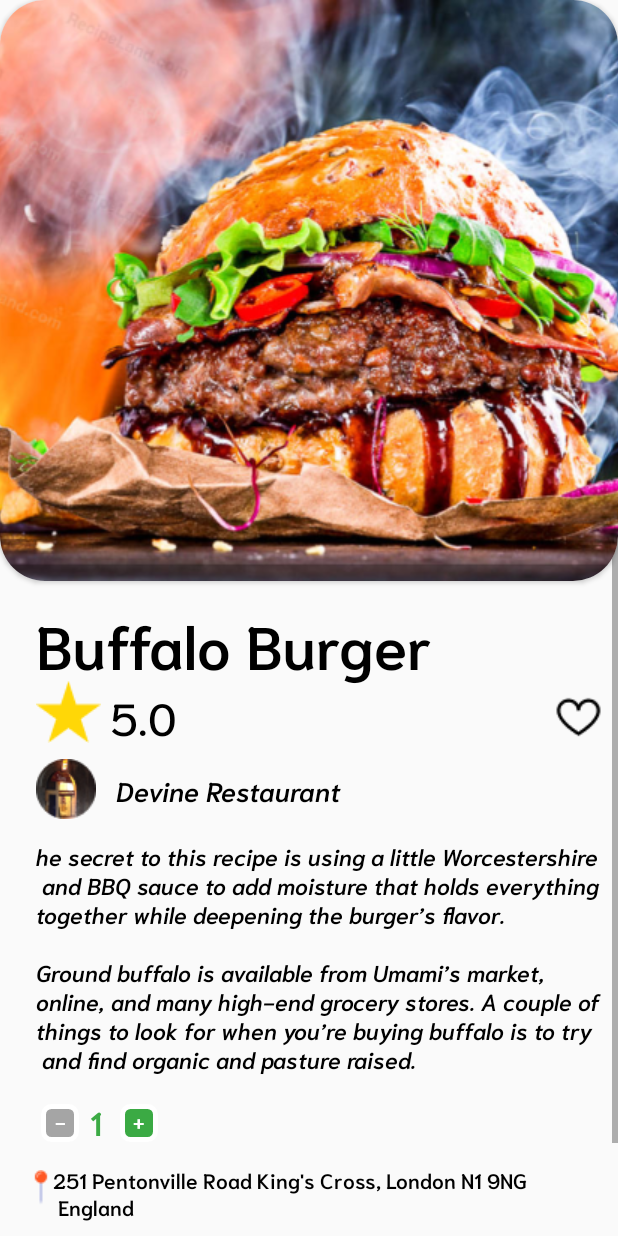
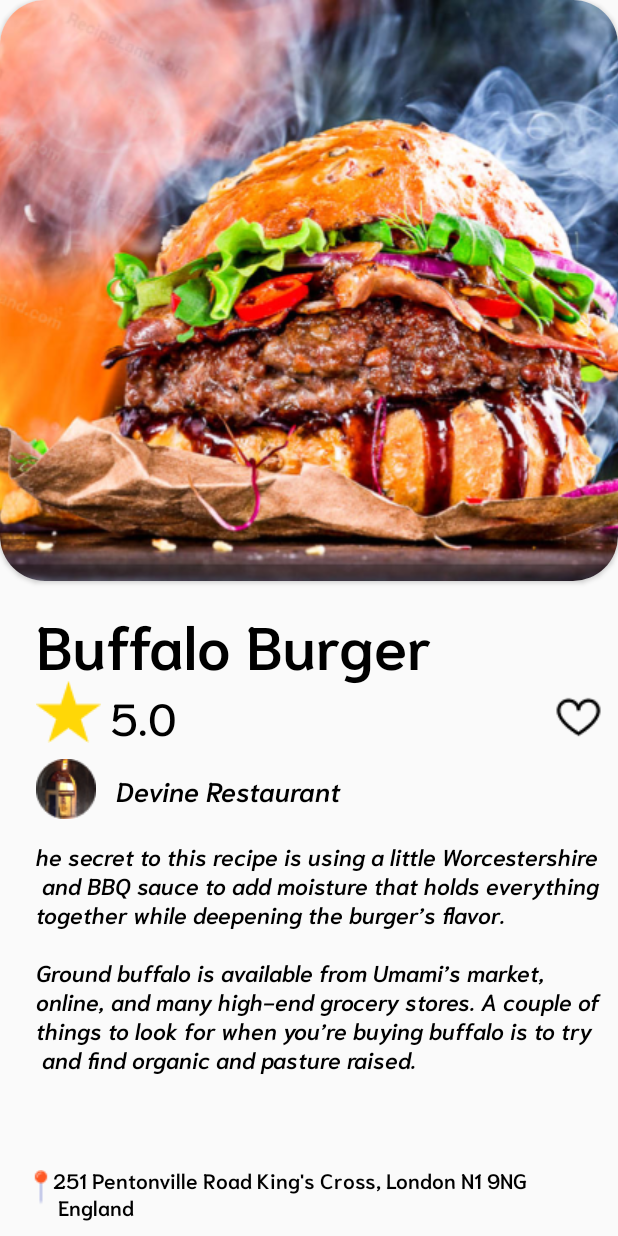
Before and after one commit to baohng/baemax, an Android app: the menu_detail screen opened directly, with no data from a screen before it, on a phone screen of 412 x 824 dp. Run offline under Robolectric (Android 15) with nearby library versions, the phone set to English and light mode, and no system bars.

```diff
--- a/app/src/main/java/ute/application/baemax/activities/Register.java
+++ b/app/src/main/java/ute/application/baemax/activities/Register.java
@@ -52,7 +52,7 @@ public class Register extends AppCompatActivity {
 
 
     public void onLoginClickRegister(View View){
-        startActivity(new Intent(this,Register.class));
+        startActivity(new Intent(this,MainActivity.class));
         overridePendingTransition(R.anim.slide_in_right,R.anim.stay);
 
     }
--- a/app/src/main/res/layout/activity_cart.xml
+++ b/app/src/main/res/layout/activity_cart.xml
@@ -73,17 +73,18 @@
             </LinearLayout>
         </LinearLayout>
     </LinearLayout>
+
     <com.google.android.material.bottomnavigation.BottomNavigationView
         android:id="@+id/bottom_navigator"
         android:layout_width="409dp"
         android:layout_height="56dp"
 
+        android:background="@color/white"
         app:layout_constraintBottom_toBottomOf="parent"
         app:layout_constraintEnd_toEndOf="parent"
         app:layout_constraintStart_toStartOf="parent"
         app:layout_constraintTop_toTopOf="parent"
         app:layout_constraintVertical_bias="1.0"
-        android:background="@color/white"
         app:menu="@menu/bottom_nav_menu"
-        />
+        android:layout_marginTop="@dimen/_50sdp"/>
 </LinearLayout>
--- a/app/src/main/res/layout/activity_menu_detail.xml
+++ b/app/src/main/res/layout/activity_menu_detail.xml
@@ -107,44 +107,7 @@
                 app:layout_constraintStart_toStartOf="parent"
                 app:layout_constraintTop_toTopOf="parent" />
 
-            <TextView
-                android:layout_width="25dp"
-                android:layout_height="25dp"
-                android:layout_marginStart="27dp"
-                android:layout_marginTop="406dp"
-                android:background="@drawable/bg_button"
-                android:fontFamily="@font/niramit_semibold"
-                android:text="-"
-                android:textAlignment="center"
-                android:textColor="@color/white"
-                app:layout_constraintStart_toStartOf="parent"
-                app:layout_constraintTop_toTopOf="parent" />
 
-            <TextView
-                android:layout_width="wrap_content"
-                android:layout_height="wrap_content"
-                android:layout_marginStart="60dp"
-                android:layout_marginTop="400dp"
-                android:fontFamily="@font/niramit_semibold"
-                android:text="1"
-                android:textAlignment="center"
-                android:textColor="@color/main_color"
-                android:textSize="22dp"
-                app:layout_constraintStart_toStartOf="parent"
-                app:layout_constraintTop_toTopOf="parent" />
-
-            <TextView
-                android:layout_width="25dp"
-                android:layout_height="25dp"
-                android:layout_marginStart="80dp"
-                android:layout_marginTop="406dp"
-                android:background="@drawable/bg_btn_add"
-                android:fontFamily="@font/niramit_semibold"
-                android:text="+"
-                android:textAlignment="center"
-                android:textColor="@color/white"
-                app:layout_constraintStart_toStartOf="parent"
-                app:layout_constraintTop_toTopOf="parent" />
 
             <ImageView
                 android:layout_width="wrap_content"
@@ -166,19 +129,7 @@
                 app:layout_constraintStart_toStartOf="parent"
                 app:layout_constraintTop_toTopOf="parent" />
 
-            <TextView
-                android:layout_width="287dp"
-                android:layout_height="53dp"
-                android:layout_marginStart="64dp"
-                android:layout_marginTop="512dp"
-                android:background="@drawable/bg_btn_order"
-                android:fontFamily="@font/niramit_semibold"
-                android:text="ORDER"
-                android:textAlignment="center"
-                android:textColor="@color/main_color"
-                android:textSize="25sp"
-                app:layout_constraintStart_toStartOf="parent"
-                app:layout_constraintTop_toTopOf="parent" />
+
         </androidx.constraintlayout.widget.ConstraintLayout>
     </ScrollView>
 
```
Also changed, not shown: app/src/main/java/ute/application/baemax/activities/Profile.java (+55 -1 lines), app/src/main/res/layout/activity_homepage.xml (+17 -14 lines), app/src/main/res/layout/activity_profile.xml (+5 -2 lines).
